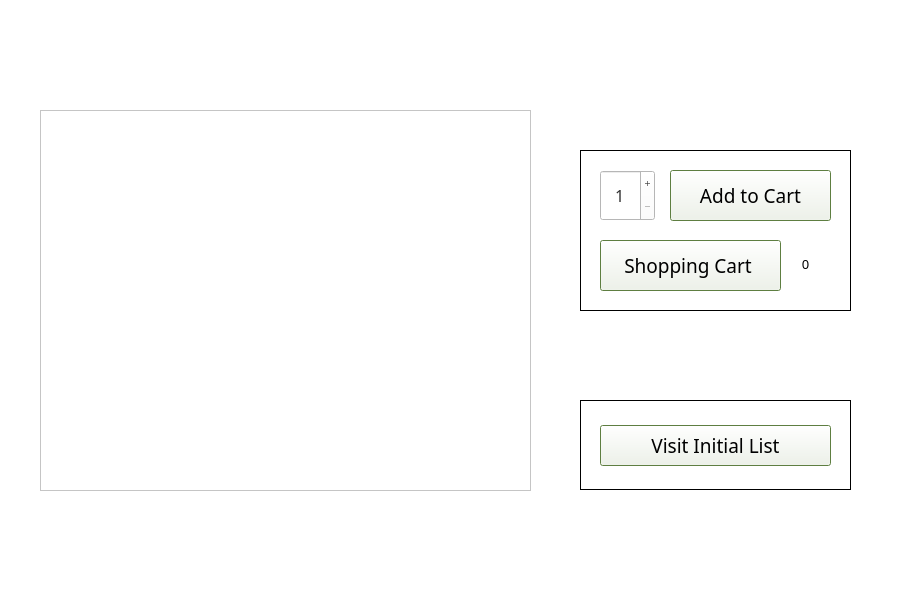
Above: schoolStore.ui from DannyCamacho/CollegeConnect before the change. Below: the same form after it.
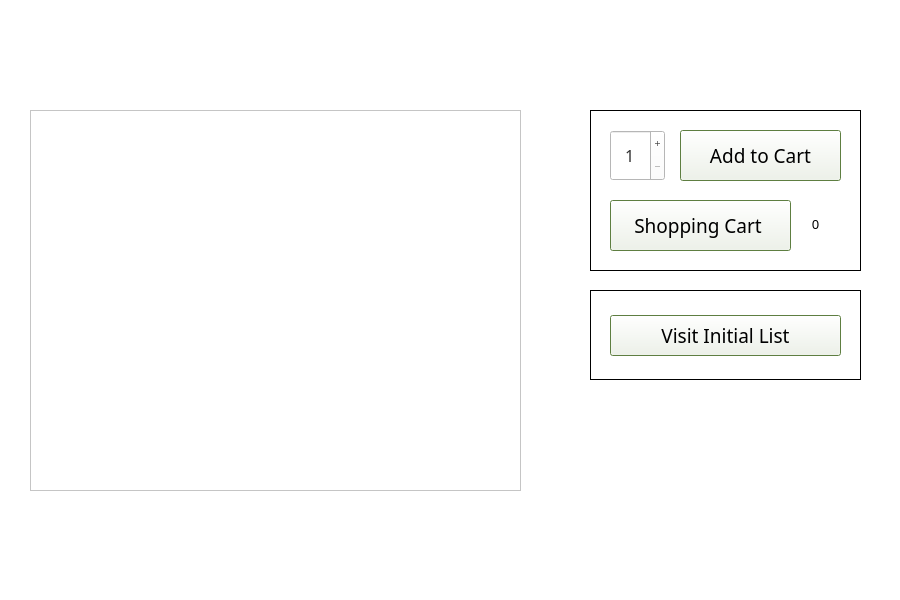
That is the form after the change. Icons and pictures are not drawn.

Commit message: shoppingcart.ui completed for now

What changed in the file:
```diff
--- a/schoolStore.ui
+++ b/schoolStore.ui
@@ -24,8 +24,8 @@
    <widget class="QFrame" name="shop_functions_frame">
     <property name="geometry">
      <rect>
-      <x>580</x>
-      <y>150</y>
+      <x>590</x>
+      <y>110</y>
       <width>271</width>
       <height>161</height>
      </rect>
@@ -267,8 +267,8 @@
    <widget class="QFrame" name="bottom_right_frame">
     <property name="geometry">
      <rect>
-      <x>580</x>
-      <y>400</y>
+      <x>590</x>
+      <y>290</y>
       <width>271</width>
       <height>90</height>
      </rect>
@@ -294,7 +294,7 @@
      </property>
      <property name="minimumSize">
       <size>
-       <width>0</width>
+       <width>146</width>
        <height>0</height>
       </size>
      </property>
@@ -343,7 +343,7 @@
    <widget class="QFrame" name="store_frame">
     <property name="geometry">
      <rect>
-      <x>40</x>
+      <x>30</x>
       <y>110</y>
       <width>491</width>
       <height>381</height>
```
Left out of the diff: 18 changed lines with no effect on the pictures. The commit also changes 1 other file.
